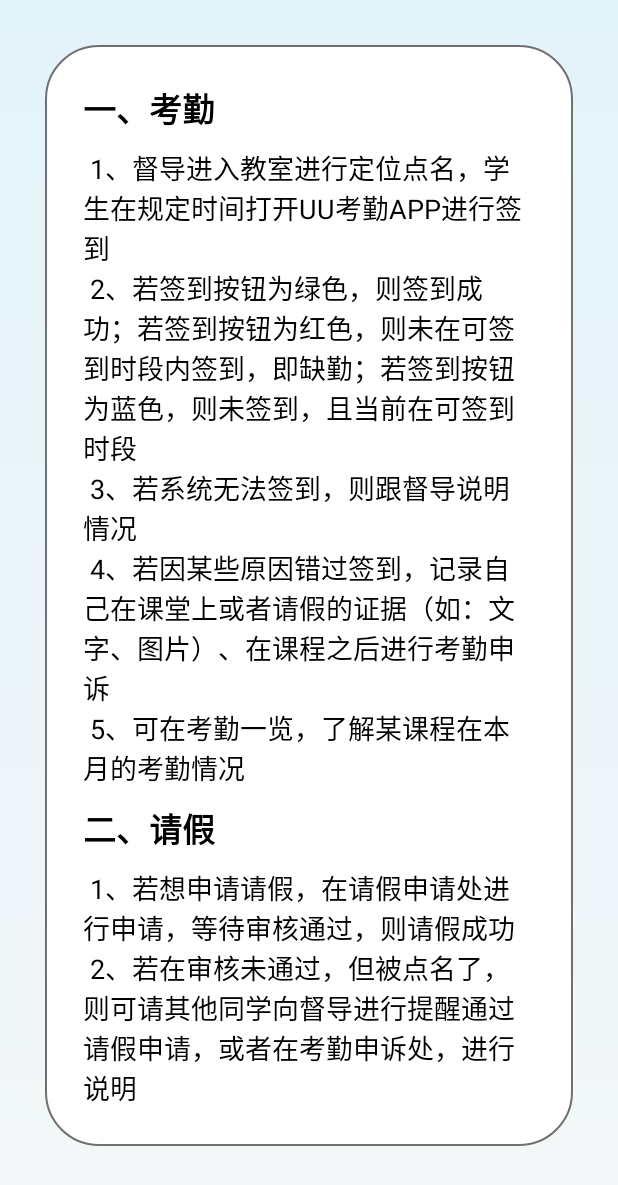
After one commit to ROBINRUGAN/UUAttendance-1, an Android app: the layout activity_rules.xml on its own in the app's theme, with its tools: preview values and no code run, on a phone screen of 412 x 824 dp. The commit adds this screen. Shown: the top 1185 px of the screen. Run offline under Robolectric (Android 15) with nearby library versions, the phone set to English and light mode, and no system bars.

Commit message:
考勤规则；BaseToolbarActivity完善

```diff
--- a/app/src/main/java/com/uu/attendance/ui/fragment/MeFragment.kt
+++ b/app/src/main/java/com/uu/attendance/ui/fragment/MeFragment.kt
@@ -5,6 +5,7 @@ import android.os.Bundle
 import android.view.View
 import com.uu.attendance.databinding.FragmentMeBinding
 import com.uu.attendance.ui.activity.LoginActivity
+import com.uu.attendance.ui.activity.RulesActivity
 
 
 class MeFragment : BaseFragment<FragmentMeBinding>() {
@@ -22,6 +23,11 @@ class MeFragment : BaseFragment<FragmentMeBinding>() {
             val intent = Intent(requireContext(), LoginActivity::class.java)
             startActivity(intent)
         }
+
+        binding.itemRule.setOnClickListener {
+            val intent = Intent(requireContext(), RulesActivity::class.java)
+            startActivity(intent)
+        }
     }
 
 
--- /dev/null
+++ b/app/src/main/res/layout/activity_rules.xml
@@ -0,0 +1,59 @@
+<?xml version="1.0" encoding="utf-8"?>
+<androidx.constraintlayout.widget.ConstraintLayout xmlns:android="http://schemas.android.com/apk/res/android"
+    xmlns:app="http://schemas.android.com/apk/res-auto"
+    xmlns:tools="http://schemas.android.com/tools"
+    android:layout_width="match_parent"
+    android:layout_height="match_parent"
+    android:background="@drawable/bg_page"
+    tools:context=".ui.activity.RulesActivity">
+
+    <LinearLayout
+        android:id="@+id/ll_rules"
+        android:layout_width="match_parent"
+        android:layout_height="wrap_content"
+        android:layout_margin="30dp"
+        android:background="@drawable/bg_item"
+        android:orientation="vertical"
+        android:padding="25dp"
+        app:layout_constraintTop_toTopOf="parent">
+
+        <TextView
+            android:layout_width="match_parent"
+            android:layout_height="wrap_content"
+            android:paddingBottom="10dp"
+            android:text="一、考勤"
+            android:textColor="@color/black"
+            android:textSize="22sp"
+            android:textStyle="bold" />
+
+        <TextView
+            android:layout_width="match_parent"
+            android:layout_height="wrap_content"
+            android:text=" 1、督导进入教室进行定位点名，学生在规定时间打开UU考勤APP进行签到\n
+2、若签到按钮为绿色，则签到成功；若签到按钮为红色，则未在可签到时段内签到，即缺勤；若签到按钮为蓝色，则未签到，且当前在可签到时段\n
+3、若系统无法签到，则跟督导说明情况\n
+4、若因某些原因错过签到，记录自己在课堂上或者请假的证据（如：文字、图片）、在课程之后进行考勤申诉\n
+5、可在考勤一览，了解某课程在本月的考勤情况"
+            android:textColor="@color/black"
+            android:textSize="18sp" />
+
+        <TextView
+            android:layout_width="match_parent"
+            android:layout_height="wrap_content"
+            android:paddingTop="10dp"
+            android:paddingBottom="10dp"
+            android:text="二、请假"
+            android:textColor="@color/black"
+            android:textSize="22sp"
+            android:textStyle="bold" />
+
+        <TextView
+            android:layout_width="match_parent"
+            android:layout_height="wrap_content"
+            android:text=" 1、若想申请请假，在请假申请处进行申请，等待审核通过，则请假成功\n
+2、若在审核未通过，但被点名了，则可请其他同学向督导进行提醒通过请假申请，或者在考勤申诉处，进行说明"
+            android:textColor="@color/black"
+            android:textSize="18sp" />
+    </LinearLayout>
+
+</androidx.constraintlayout.widget.ConstraintLayout>
--- a/app/src/main/res/layout/item_supervise_class.xml
+++ b/app/src/main/res/layout/item_supervise_class.xml
@@ -3,7 +3,7 @@
     xmlns:app="http://schemas.android.com/apk/res-auto"
     android:layout_width="match_parent"
     android:layout_height="wrap_content"
-    android:background="@drawable/bg_item_supervise_class"
+    android:background="@drawable/bg_item"
     android:padding="25dp">
 
     <TextView
```
Also changed, not shown: app/src/main/AndroidManifest.xml (+12 -11 lines), app/src/main/java/com/uu/attendance/ui/activity/BaseToolbarActivity.kt (+26 -0 lines), app/src/main/java/com/uu/attendance/ui/activity/RulesActivity.kt (added, +21 -0 lines), app/src/main/res/drawable/bg_item.xml (renamed from app/src/main/res/drawable/bg_item_supervise_class.xml).
